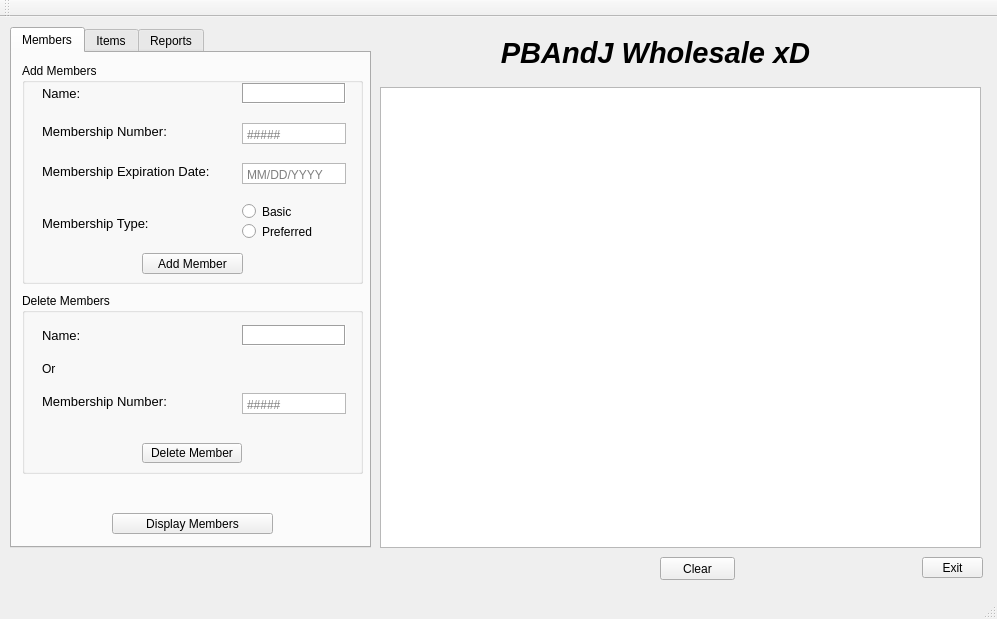
Above: mainwindow.ui from jasonink/Wholesale-Club before the change. Below: the same form after it.
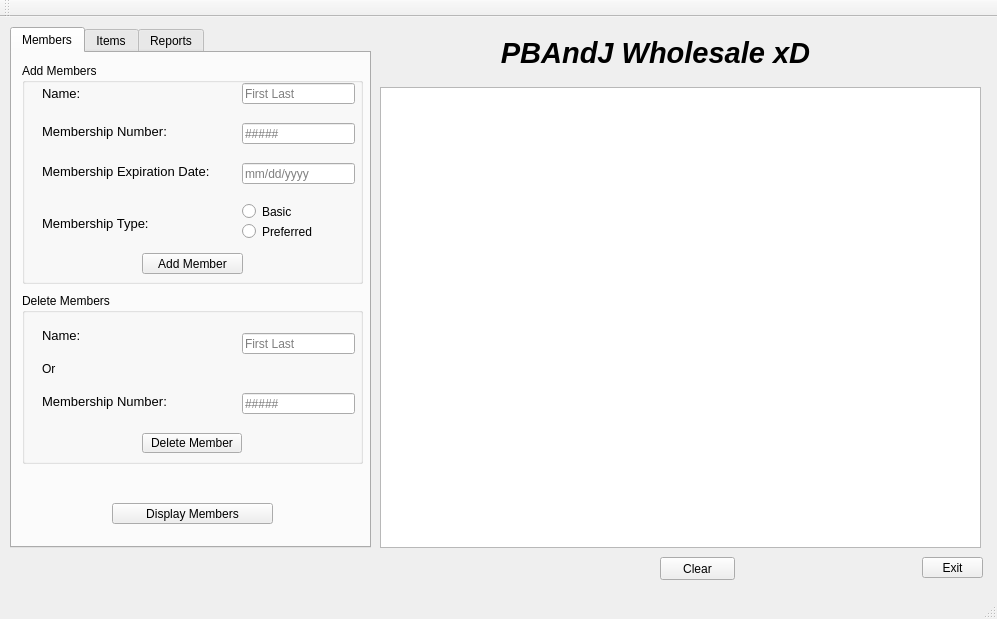
That is the form after the change. Icons and pictures are not drawn.

```diff
--- a/mainwindow.ui
+++ b/mainwindow.ui
@@ -158,34 +158,6 @@
         <string>Name:</string>
        </property>
       </widget>
-      <widget class="QPlainTextEdit" name="AddNameBox">
-       <property name="geometry">
-        <rect>
-         <x>220</x>
-         <y>20</y>
-         <width>104</width>
-         <height>21</height>
-        </rect>
-       </property>
-       <property name="frameShape">
-        <enum>QFrame::Box</enum>
-       </property>
-       <property name="frameShadow">
-        <enum>QFrame::Sunken</enum>
-       </property>
-       <property name="verticalScrollBarPolicy">
-        <enum>Qt::ScrollBarAlwaysOff</enum>
-       </property>
-       <property name="horizontalScrollBarPolicy">
-        <enum>Qt::ScrollBarAsNeeded</enum>
-       </property>
-       <property name="plainText">
-        <string/>
-       </property>
-       <property name="placeholderText">
-        <string>First Last</string>
-       </property>
-      </widget>
       <widget class="QLabel" name="AddMemberNum">
        <property name="geometry">
         <rect>
@@ -204,31 +176,6 @@
         <string>Membership Number:</string>
        </property>
       </widget>
-      <widget class="QPlainTextEdit" name="AddMemberNumBox">
-       <property name="geometry">
-        <rect>
-         <x>220</x>
-         <y>60</y>
-         <width>104</width>
-         <height>21</height>
-        </rect>
-       </property>
-       <property name="maximumSize">
-        <size>
-         <width>104</width>
-         <height>21</height>
-        </size>
-       </property>
-       <property name="verticalScrollBarPolicy">
-        <enum>Qt::ScrollBarAlwaysOff</enum>
-       </property>
-       <property name="horizontalScrollBarPolicy">
-        <enum>Qt::ScrollBarAsNeeded</enum>
-       </property>
-       <property name="placeholderText">
-        <string>#####</string>
-       </property>
-      </widget>
       <widget class="QLabel" name="Namelabel_3">
        <property name="geometry">
         <rect>
@@ -265,25 +212,6 @@
         <string>Membership Expiration Date:</string>
        </property>
       </widget>
-      <widget class="QPlainTextEdit" name="addMemberExpBox">
-       <property name="geometry">
-        <rect>
-         <x>220</x>
-         <y>100</y>
-         <width>104</width>
-         <height>21</height>
-        </rect>
-       </property>
-       <property name="verticalScrollBarPolicy">
-        <enum>Qt::ScrollBarAlwaysOff</enum>
-       </property>
-       <property name="horizontalScrollBarPolicy">
-        <enum>Qt::ScrollBarAsNeeded</enum>
-       </property>
-       <property name="placeholderText">
-        <string>MM/DD/YYYY</string>
-       </property>
-      </widget>
       <widget class="QRadioButton" name="memberTypeBasicRadio">
        <property name="geometry">
         <rect>
@@ -310,12 +238,51 @@
         <string>Preferred</string>
        </property>
       </widget>
+      <widget class="QLineEdit" name="AddNameBox">
+       <property name="geometry">
+        <rect>
+         <x>220</x>
+         <y>20</y>
+         <width>113</width>
+         <height>21</height>
+        </rect>
+       </property>
+       <property name="placeholderText">
+        <string>First Last</string>
+       </property>
+      </widget>
+      <widget class="QLineEdit" name="AddMemberNumBox">
+       <property name="geometry">
+        <rect>
+         <x>220</x>
+         <y>60</y>
+         <width>113</width>
+         <height>21</height>
+        </rect>
+       </property>
+       <property name="placeholderText">
+        <string>#####</string>
+       </property>
+      </widget>
+      <widget class="QLineEdit" name="addMemberExpBox">
+       <property name="geometry">
+        <rect>
+         <x>220</x>
+         <y>100</y>
+         <width>113</width>
+         <height>21</height>
+        </rect>
+       </property>
+       <property name="placeholderText">
+        <string>mm/dd/yyyy</string>
+       </property>
+      </widget>
      </widget>
      <widget class="QPushButton" name="pushButton">
       <property name="geometry">
        <rect>
         <x>100</x>
-        <y>460</y>
+        <y>450</y>
         <width>161</width>
         <height>21</height>
        </rect>
@@ -330,7 +297,7 @@
         <x>10</x>
         <y>240</y>
         <width>341</width>
-        <height>181</height>
+        <height>171</height>
        </rect>
       </property>
       <property name="title">
@@ -340,7 +307,7 @@
        <property name="geometry">
         <rect>
          <x>120</x>
-         <y>150</y>
+         <y>140</y>
          <width>100</width>
          <height>20</height>
         </rect>
@@ -349,25 +316,6 @@
         <string>Delete Member</string>
        </property>
       </widget>
-      <widget class="QPlainTextEdit" name="RemoveMemberNumBox">
-       <property name="geometry">
-        <rect>
-         <x>220</x>
-         <y>100</y>
-         <width>104</width>
-         <height>21</height>
-        </rect>
-       </property>
-       <property name="verticalScrollBarPolicy">
-        <enum>Qt::ScrollBarAlwaysOff</enum>
-       </property>
-       <property name="horizontalScrollBarPolicy">
-        <enum>Qt::ScrollBarAsNeeded</enum>
-       </property>
-       <property name="placeholderText">
-        <string>#####</string>
-       </property>
-      </widget>
       <widget class="QLabel" name="RemoveNamelabel">
        <property name="geometry">
         <rect>
@@ -386,34 +334,6 @@
         <string>Name:</string>
        </property>
       </widget>
-      <widget class="QPlainTextEdit" name="RemoveNameBox">
-       <property name="geometry">
-        <rect>
-         <x>220</x>
-         <y>32</y>
-         <width>104</width>
-         <height>21</height>
-        </rect>
-       </property>
-       <property name="frameShape">
-        <enum>QFrame::Box</enum>
-       </property>
-       <property name="frameShadow">
-        <enum>QFrame::Sunken</enum>
-       </property>
-       <property name="verticalScrollBarPolicy">
-        <enum>Qt::ScrollBarAlwaysOff</enum>
-       </property>
-       <property name="horizontalScrollBarPolicy">
-        <enum>Qt::ScrollBarAsNeeded</enum>
-       </property>
-       <property name="plainText">
-        <string/>
-       </property>
-       <property name="placeholderText">
-        <string>First Last</string>
-       </property>
-      </widget>
       <widget class="QLabel" name="RemoveMemberNum">
        <property name="geometry">
         <rect>
@@ -445,6 +365,32 @@
         <string>Or</string>
        </property>
       </widget>
+      <widget class="QLineEdit" name="RemoveNameBox">
+       <property name="geometry">
+        <rect>
+         <x>220</x>
+         <y>40</y>
+         <width>113</width>
+         <height>21</height>
+        </rect>
+       </property>
+       <property name="placeholderText">
+        <string>First Last</string>
+       </property>
+      </widget>
+      <widget class="QLineEdit" name="RemoveMemberNumBox">
+       <property name="geometry">
+        <rect>
+         <x>220</x>
+         <y>100</y>
+         <width>113</width>
+         <height>21</height>
+        </rect>
+       </property>
+       <property name="placeholderText">
+        <string>#####</string>
+       </property>
+      </widget>
      </widget>
      <zorder>groupBox_2</zorder>
      <zorder>memberGroupBox</zorder>
```
Left out of the diff: 2 changed lines with no effect on the pictures.
